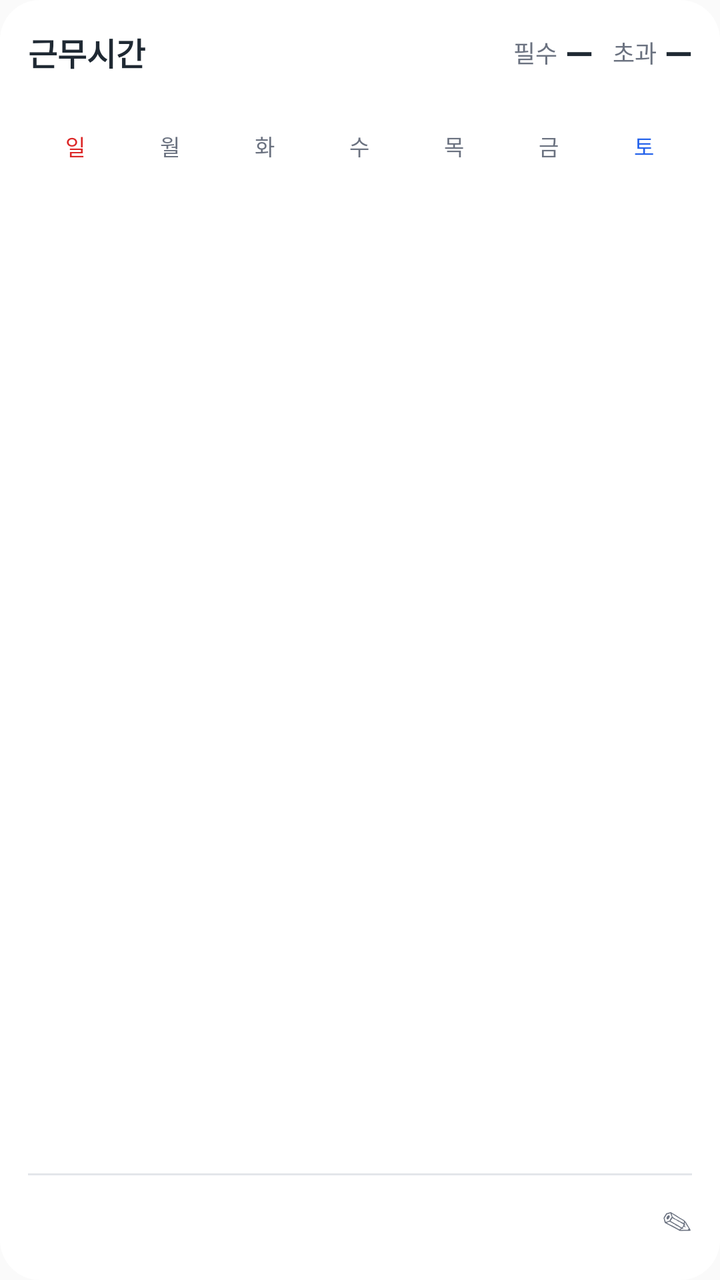
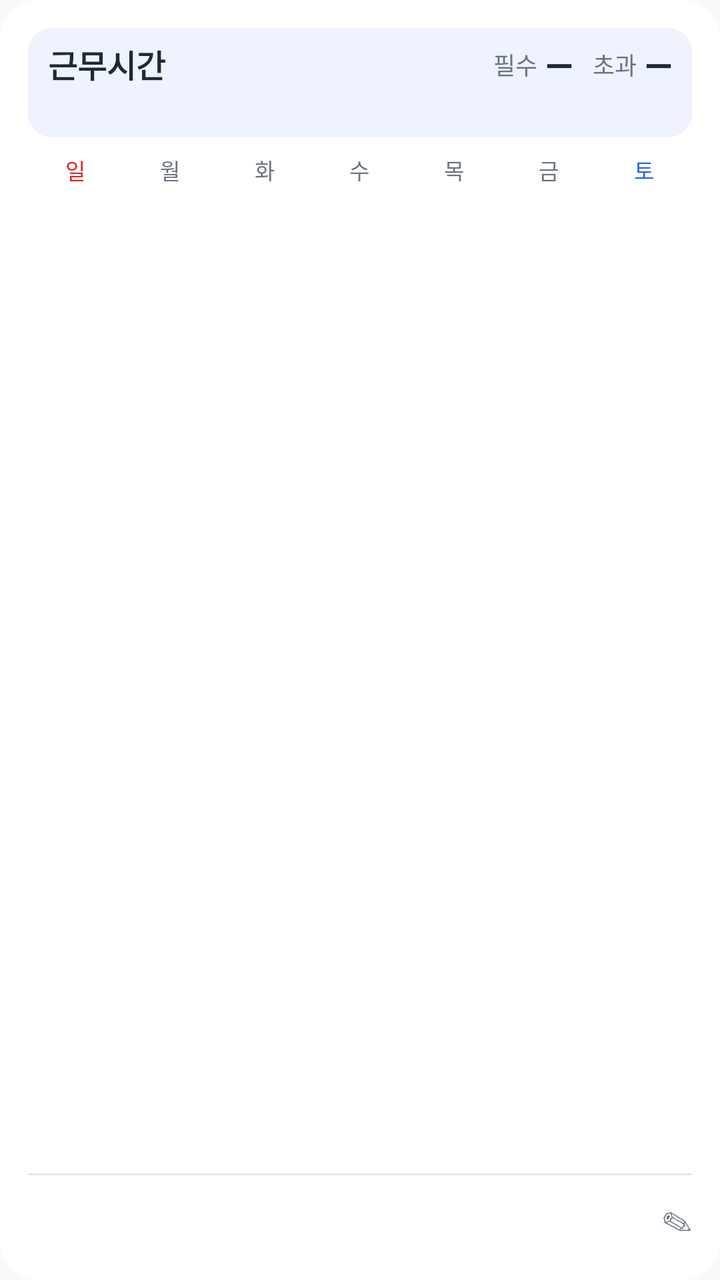

Before-and-after screenshots of an Android layout around one commit, followed by the original layout XML and the change that was made.
<!-- AndroidManifest.xml: application theme AppTheme -->
<!-- res/layout/widget_work.xml -->
<?xml version="1.0" encoding="utf-8"?>
<LinearLayout xmlns:android="http://schemas.android.com/apk/res/android"
    android:id="@+id/widget_root"
    android:layout_width="match_parent"
    android:layout_height="match_parent"
    android:background="@drawable/widget_bg"
    android:orientation="vertical"
    android:padding="14dp">

    
    <LinearLayout
        android:layout_width="match_parent"
        android:layout_height="wrap_content"
        android:gravity="center_vertical"
        android:orientation="horizontal">

        <TextView
            android:id="@+id/widget_title"
            android:layout_width="0dp"
            android:layout_height="wrap_content"
            android:layout_weight="1"
            android:maxLines="1"
            android:text="@string/widget_label"
            android:textColor="@color/widget_text"
            android:textSize="16sp"
            android:textStyle="bold" />

        <TextView
            android:id="@+id/widget_required_label"
            android:layout_width="wrap_content"
            android:layout_height="wrap_content"
            android:layout_marginEnd="4dp"
            android:text="@string/widget_required"
            android:textColor="@color/widget_muted"
            android:textSize="12sp" />

        <TextView
            android:id="@+id/widget_required"
            android:layout_width="wrap_content"
            android:layout_height="wrap_content"
            android:layout_marginEnd="10dp"
            android:text="@string/widget_dash"
            android:textColor="@color/widget_text"
            android:textSize="18sp"
            android:textStyle="bold" />

        <TextView
            android:id="@+id/widget_overtime_label"
            android:layout_width="wrap_content"
            android:layout_height="wrap_content"
            android:layout_marginEnd="4dp"
            android:text="@string/widget_overtime"
            android:textColor="@color/widget_muted"
            android:textSize="12sp" />

        <TextView
            android:id="@+id/widget_overtime"
            android:layout_width="wrap_content"
            android:layout_height="wrap_content"
            android:text="@string/widget_dash"
            android:textColor="@color/widget_text"
            android:textSize="18sp"
            android:textStyle="bold" />
    </LinearLayout>

    <TextView
        android:id="@+id/widget_average"
        android:layout_width="match_parent"
        android:layout_height="wrap_content"
        android:layout_marginTop="2dp"
        android:textColor="@color/widget_muted"
        android:textSize="12sp" />

    
    <LinearLayout
        android:layout_width="match_parent"
        android:layout_height="wrap_content"
        android:layout_marginTop="8dp"
        android:orientation="horizontal">

        <TextView android:id="@+id/widget_wd0" style="@style/WidgetWeekday" android:text="일" android:textColor="@color/widget_red" />
        <TextView android:id="@+id/widget_wd1" style="@style/WidgetWeekday" android:text="월" />
        <TextView android:id="@+id/widget_wd2" style="@style/WidgetWeekday" android:text="화" />
        <TextView android:id="@+id/widget_wd3" style="@style/WidgetWeekday" android:text="수" />
        <TextView android:id="@+id/widget_wd4" style="@style/WidgetWeekday" android:text="목" />
        <TextView android:id="@+id/widget_wd5" style="@style/WidgetWeekday" android:text="금" />
        <TextView android:id="@+id/widget_wd6" style="@style/WidgetWeekday" android:text="토" android:textColor="@color/widget_blue" />
    </LinearLayout>

    <LinearLayout
        android:id="@+id/widget_calendar"
        android:layout_width="match_parent"
        android:layout_height="0dp"
        android:layout_weight="1"
        android:orientation="vertical" />

    
    <FrameLayout
        android:layout_width="match_parent"
        android:layout_height="1dp"
        android:layout_marginTop="6dp"
        android:background="@color/widget_line" />

    <LinearLayout
        android:id="@+id/widget_detail"
        android:layout_width="match_parent"
        android:layout_height="wrap_content"
        android:gravity="center_vertical"
        android:orientation="horizontal"
        android:paddingTop="6dp">

        
        <LinearLayout
            android:layout_width="0dp"
            android:layout_height="wrap_content"
            android:layout_weight="1"
            android:orientation="vertical">

            <TextView
                android:id="@+id/widget_detail_info"
                android:layout_width="match_parent"
                android:layout_height="wrap_content"
                android:ellipsize="end"
                android:maxLines="1"
                android:textColor="@color/widget_text"
                android:textSize="13sp" />

            <TextView
                android:id="@+id/widget_detail_sub"
                android:layout_width="match_parent"
                android:layout_height="wrap_content"
                android:ellipsize="end"
                android:lines="1"
                android:maxLines="1"
                android:textColor="@color/widget_muted"
                android:textSize="11sp" />
        </LinearLayout>

        <TextView
            android:id="@+id/widget_detail_right"
            android:layout_width="wrap_content"
            android:layout_height="wrap_content"
            android:layout_marginStart="6dp"
            android:maxLines="1"
            android:textColor="@color/widget_text"
            android:textSize="15sp"
            android:textStyle="bold" />

        <TextView
            android:id="@+id/widget_detail_edit"
            android:layout_width="wrap_content"
            android:layout_height="wrap_content"
            android:layout_marginStart="6dp"
            android:text="@string/widget_edit"
            android:textColor="@color/widget_muted"
            android:textSize="15sp" />
    </LinearLayout>
</LinearLayout>
<!-- resources referenced by this layout -->
<resources>
  <color name="widget_blue">#2563EB</color>
  <color name="widget_line">#E3E6EA</color>
  <color name="widget_muted">#6B7280</color>
  <color name="widget_red">#DC2626</color>
  <color name="widget_text">#1F2933</color>
  <!-- drawable widget_bg (drawable) -->
  <?xml version="1.0" encoding="utf-8"?>
  <shape xmlns:android="http://schemas.android.com/apk/res/android" android:shape="rectangle">
      <solid android:color="@color/widget_bg" />
      <corners android:radius="20dp" />
  </shape>
  <string name="widget_dash">—</string>
  <string name="widget_edit">✎</string>
  <string name="widget_label">근무시간</string>
  <string name="widget_overtime">초과</string>
  <string name="widget_required">필수</string>
  <style name="WidgetWeekday">
          <item name="android:layout_width">0dp</item>
          <item name="android:layout_height">wrap_content</item>
          <item name="android:layout_weight">1</item>
          <item name="android:gravity">center</item>
          <item name="android:textColor">@color/widget_muted</item>
          <item name="android:textSize">11sp</item>
      </style>
  <style name="AppTheme" parent="Theme.AppCompat.Light.DarkActionBar">
          
          <item name="colorPrimary">@color/colorPrimary</item>
          <item name="colorPrimaryDark">@color/colorPrimaryDark</item>
          <item name="colorAccent">@color/colorAccent</item>
      </style>
  <color name="widget_bg">#FFFFFF</color>
</resources>

<!-- the commit's change to res/layout/widget_work.xml (unified diff, before → after) -->
@@ -8,6 +8,16 @@
     android:padding="14dp">
 
     
+    <LinearLayout
+        android:layout_width="match_parent"
+        android:layout_height="wrap_content"
+        android:background="@drawable/widget_band"
+        android:orientation="vertical"
+        android:paddingBottom="6dp"
+        android:paddingEnd="10dp"
+        android:paddingStart="10dp"
+        android:paddingTop="6dp">
+
     <LinearLayout
         android:layout_width="match_parent"
         android:layout_height="wrap_content"
@@ -70,6 +80,7 @@
         android:layout_marginTop="2dp"
         android:textColor="@color/widget_muted"
         android:textSize="12sp" />
+    </LinearLayout>
 
     
     <LinearLayout
<!-- resource entries referenced after the edit -->
@@ -5,6 +5,12 @@
   <color name="widget_muted">#6B7280</color>
   <color name="widget_red">#DC2626</color>
   <color name="widget_text">#1F2933</color>
+  <!-- drawable widget_band (drawable) -->
+  <?xml version="1.0" encoding="utf-8"?>
+  <shape xmlns:android="http://schemas.android.com/apk/res/android" android:shape="rectangle">
+      <solid android:color="@color/widget_band" />
+      <corners android:radius="12dp" />
+  </shape>
   <!-- drawable widget_bg (drawable) -->
   <?xml version="1.0" encoding="utf-8"?>
   <shape xmlns:android="http://schemas.android.com/apk/res/android" android:shape="rectangle">
@@ -30,6 +36,7 @@
           <item name="colorPrimaryDark">@color/colorPrimaryDark</item>
           <item name="colorAccent">@color/colorAccent</item>
       </style>
+  <color name="widget_band">#EEF3FE</color>
   <color name="widget_bg">#FFFFFF</color>
 </resources>
 
